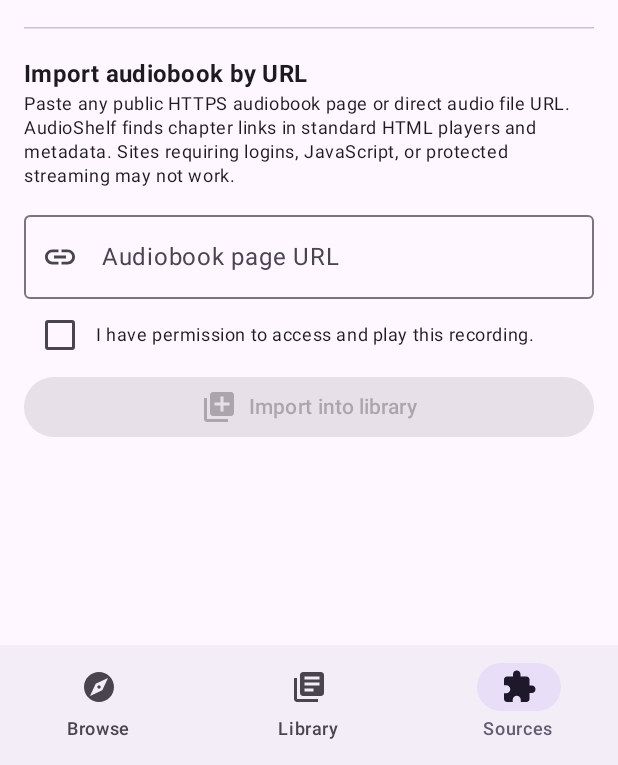
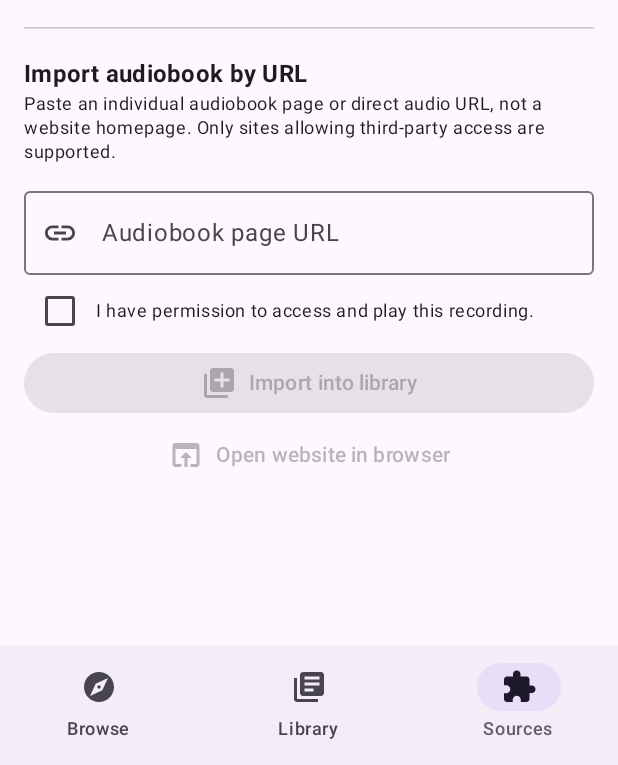
Before and after one commit to modealpha88-ctrl/audioshelf, an Android app built with Jetpack Compose: the screen it shows after launch (MainActivity), item 3 of the bottom bar chosen, on a phone screen of 412 x 824 dp, the part 471-1236 px from its top. Run offline under Robolectric (Android 15) with nearby library versions, the phone set to English and light mode, and no system bars; network calls fail; pictures from the network do not load; 1 statement that could not run was skipped.

Commit message:
ui: add browser fallback and accurate audiobook link guidance

```diff
--- a/app/src/main/java/com/mohamed/audioshelf/MainActivity.kt
+++ b/app/src/main/java/com/mohamed/audioshelf/MainActivity.kt
@@ -219,6 +219,11 @@ private fun SourcesScreen(
     var repositoryUrl by rememberSaveable { mutableStateOf("") }
     var bookUrl by rememberSaveable { mutableStateOf("") }
     var hasRights by rememberSaveable { mutableStateOf(false) }
+    val context = LocalContext.current
+    val canOpenWebsite = runCatching {
+        val uri = Uri.parse(bookUrl.trim())
+        uri.scheme.equals("https", ignoreCase = true) && !uri.host.isNullOrBlank()
+    }.getOrDefault(false)
 
     LazyColumn(
         modifier = Modifier.fillMaxSize(),
@@ -272,7 +277,7 @@ private fun SourcesScreen(
                 HorizontalDivider(Modifier.padding(vertical = 18.dp))
                 Text("Import audiobook by URL", style = MaterialTheme.typography.titleMedium, fontWeight = FontWeight.Bold)
                 Text(
-                    "Paste any public HTTPS audiobook page or direct audio file URL. AudioShelf finds chapter links in standard HTML players and metadata. Sites requiring logins, JavaScript, or protected streaming may not work.",
+                    "Paste an individual audiobook page or direct audio URL, not a website homepage. Only sites allowing third-party access are supported.",
                     style = MaterialTheme.typography.bodySmall,
                 )
                 Spacer(Modifier.height(10.dp))
@@ -302,6 +307,21 @@ private fun SourcesScreen(
                         Spacer(Modifier.width(8.dp))
                     }
                     Text(if (state.importBusy) "Importing…" else "Import into library")
+                }
+                TextButton(
+                    onClick = {
+                        if (canOpenWebsite) {
+                            runCatching {
+                                context.startActivity(Intent(Intent.ACTION_VIEW, Uri.parse(bookUrl.trim())))
+                            }
+                        }
+                    },
+                    enabled = canOpenWebsite,
+                    modifier = Modifier.fillMaxWidth(),
+                ) {
+                    Icon(Icons.Default.OpenInBrowser, contentDescription = null)
+                    Spacer(Modifier.width(8.dp))
+                    Text("Open website in browser")
                 }
                 state.importError?.let {
                     Spacer(Modifier.height(8.dp))
```
